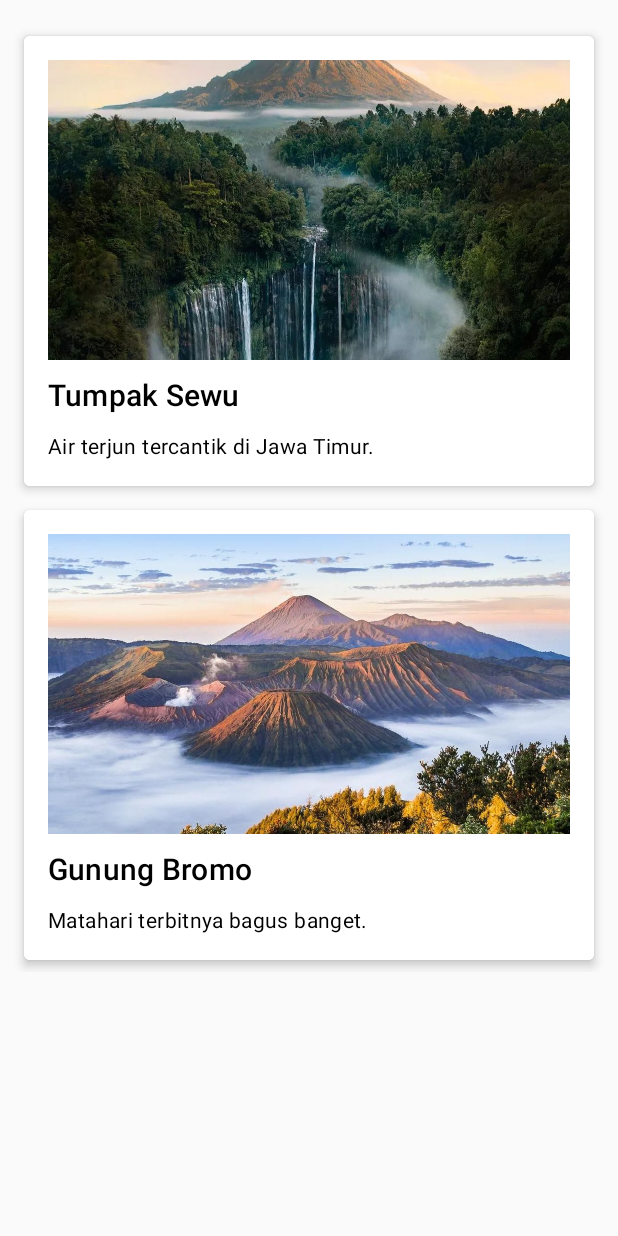
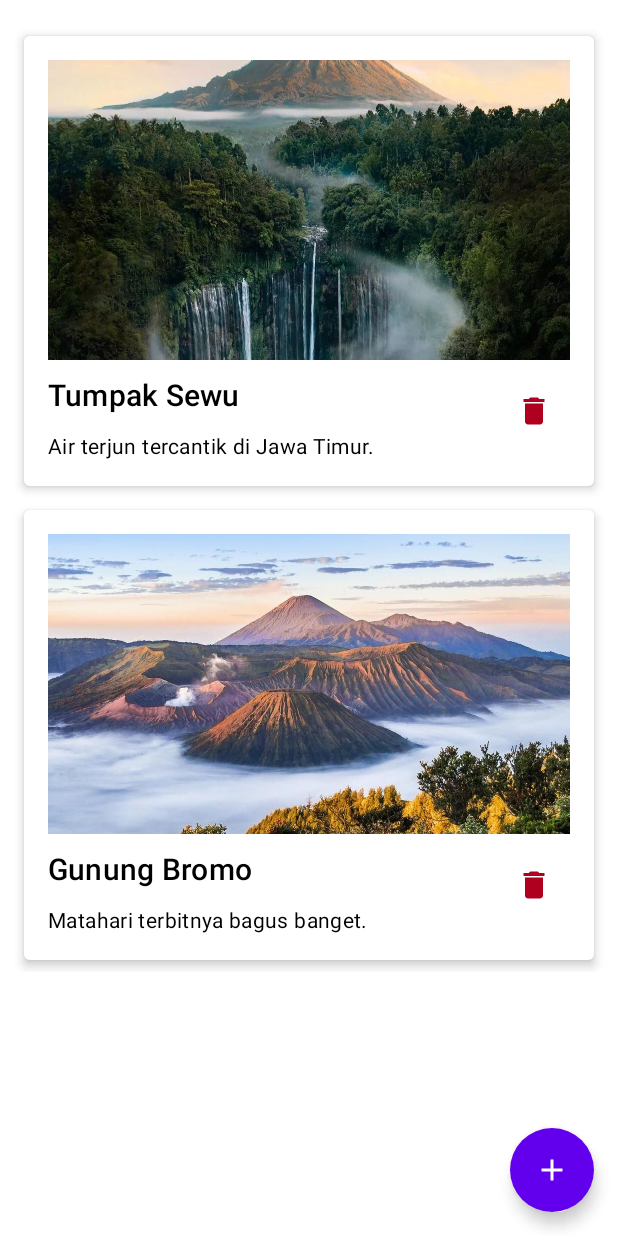
Before and after one commit to harrymx1/Travelupa, an Android app built with Jetpack Compose: the screen it shows after launch (MainActivity), on a phone screen of 412 x 824 dp. Run offline under Robolectric (Android 15) with nearby library versions, the phone set to English and light mode, and no system bars.

Commit message:
Bab 4: Implementasi UI State, Dialog Tambah Data, dan Fitur Hapus

```diff
--- a/app/build.gradle.kts
+++ b/app/build.gradle.kts
@@ -50,6 +50,7 @@ dependencies {
     implementation(libs.androidx.ui.tooling.preview)
     implementation(libs.androidx.material3)
     implementation("androidx.compose.material:material:1.6.0")
+    implementation("io.coil-kt:coil-compose:2.4.0")
     testImplementation(libs.junit)
     androidTestImplementation(libs.androidx.junit)
     androidTestImplementation(libs.androidx.espresso.core)
--- a/app/src/main/java/com/papb/travelupa/MainActivity.kt
+++ b/app/src/main/java/com/papb/travelupa/MainActivity.kt
@@ -1,21 +1,32 @@
 package com.papb.travelupa
 
+import android.net.Uri
 import android.os.Bundle
 import androidx.activity.ComponentActivity
+import androidx.activity.compose.rememberLauncherForActivityResult
 import androidx.activity.compose.setContent
+import androidx.activity.result.contract.ActivityResultContracts
 import androidx.compose.foundation.Image
 import androidx.compose.foundation.background
+import androidx.compose.foundation.clickable
 import androidx.compose.foundation.layout.*
 import androidx.compose.foundation.lazy.LazyColumn
 import androidx.compose.foundation.lazy.items
 import androidx.compose.material.*
-import androidx.compose.runtime.Composable
+import androidx.compose.material.icons.Icons
+import androidx.compose.material.icons.filled.Add
+import androidx.compose.material.icons.filled.Delete
+import androidx.compose.runtime.*
 import androidx.compose.ui.Alignment
 import androidx.compose.ui.Modifier
+import androidx.compose.ui.graphics.Color
 import androidx.compose.ui.layout.ContentScale
+import androidx.compose.ui.platform.LocalContext
 import androidx.compose.ui.res.painterResource
 import androidx.compose.ui.text.style.TextAlign
 import androidx.compose.ui.unit.dp
+import coil.compose.rememberAsyncImagePainter
+import coil.request.ImageRequest
 import com.papb.travelupa.ui.theme.TravelupaTheme
 
 class MainActivity : ComponentActivity() {
@@ -29,95 +40,89 @@ class MainActivity : ComponentActivity() {
     }
 }
 
-// --- BAGIAN 1: UI Greeting (Dari Bab 2) ---
+// 1. Update Data Class: Mendukung Gambar Resource (bawaan) & URI (dari galeri)
+data class TempatWisata(
+    val nama: String,
+    val deskripsi: String,
+    val gambarUriString: String? = null,
+    val gambarResId: Int? = null
+)
+
 @Composable
-fun GreetingScreen() {
-    Box(
-        modifier = Modifier.fillMaxSize(),
-        contentAlignment = Alignment.Center
+fun RekomendasiTempatScreen() {
+    // STATE: Daftar wisata yang bisa berubah (bertambah/berkurang)
+    var daftarTempatWisata by remember { mutableStateOf(listOf(
+        TempatWisata("Tumpak Sewu", "Air terjun tercantik di Jawa Timur.", null, R.drawable.tumpak_sewu),
+        TempatWisata("Gunung Bromo", "Matahari terbitnya bagus banget.", null, R.drawable.gunung_bromo)
+    )) }
+
+    // STATE: Mengontrol kapan dialog muncul
+    var showTambahDialog by remember { mutableStateOf(false) }
+
+    Scaffold(
+        floatingActionButton = {
+            FloatingActionButton(
+                onClick = { showTambahDialog = true },
+                backgroundColor = MaterialTheme.colors.primary
             ) {
-        Column(
-            horizontalAlignment = Alignment.CenterHorizontally,
+                Icon(Icons.Filled.Add, contentDescription = "Tambah Tempat Wisata")
+            }
+        }
+    ) { paddingValues ->
+        // TAMPILAN LIST
+        LazyColumn(
             modifier = Modifier
-                .fillMaxWidth()
+                .padding(paddingValues)
                 .padding(16.dp)
         ) {
-            Text(
-                text = "Selamat Datang di Travelupa!",
-                style = MaterialTheme.typography.h4,
-                textAlign = TextAlign.Center
-            )
-            Spacer(modifier = Modifier.height(16.dp))
-            Text(
-                text = "Solusi buat kamu yang lupa kemana-mana",
-                style = MaterialTheme.typography.h6,
-                textAlign = TextAlign.Center
+            items(daftarTempatWisata) { tempat ->
+                TempatItemEditable(
+                    tempat = tempat,
+                    onDelete = {
+                        // Logika Hapus Data
+                        daftarTempatWisata = daftarTempatWisata.filter { it != tempat }
+                    }
                 )
             }
-        Button(
-            onClick = { /*TODO*/ },
-            modifier = Modifier
-                .width(360.dp)
-                .align(Alignment.BottomCenter)
-                .padding(bottom = 16.dp)
-        ) {
-            Text(text = "Mulai")
+        }
+
+        // TAMPILAN DIALOG (Muncul jika showTambahDialog = true)
+        if (showTambahDialog) {
+            TambahTempatWisataDialog(
+                onDismiss = { showTambahDialog = false },
+                onTambah = { nama, deskripsi, gambarUri ->
+                    val uriString = gambarUri?.toString()
+                    val newTempat = TempatWisata(nama, deskripsi, uriString, null)
+                    daftarTempatWisata = daftarTempatWisata + newTempat
+                    showTambahDialog = false
+                }
+            )
         }
     }
 }
 
-// --- BAGIAN 2: Data & UI Baru untuk Bab 3 ---
-
-// 1. Model Data
-data class TempatWisata(
-    val nama: String,
-    val deskripsi: String,
-    val gambar: Int
-)
-
-// 2. Dummy Data (Daftar Wisata)
-val daftarTempatWisata = listOf(
-    TempatWisata(
-        "Tumpak Sewu",
-        "Air terjun tercantik di Jawa Timur.",
-        R.drawable.tumpak_sewu
-    ),
-    TempatWisata(
-        "Gunung Bromo",
-        "Matahari terbitnya bagus banget.",
-        R.drawable.gunung_bromo
-    )
-)
-
-// 3. Screen Utama: LazyColumn (Daftar Scrollable)
 @Composable
-fun RekomendasiTempatScreen() {
-    LazyColumn(
-        modifier = Modifier.padding(16.dp)
-    ) {
-        items(daftarTempatWisata) { tempat ->
-            TempatItem(tempat)
-        }
-    }
-}
-
-// 4. Item List: Card Design
-@Composable
-fun TempatItem(tempat: TempatWisata) {
+fun TempatItemEditable(tempat: TempatWisata, onDelete: () -> Unit) {
     Card(
         modifier = Modifier
             .fillMaxWidth()
             .padding(vertical = 8.dp),
         elevation = 4.dp
     ) {
-        Column(
-            modifier = Modifier
-                .background(MaterialTheme.colors.surface)
-                .padding(16.dp)
-        ) {
-            // Gambar Wisata
+        Column(modifier = Modifier.padding(16.dp)) {
+            // Logika Menampilkan Gambar (Bisa dari URI Galeri atau Resource Drawable)
+            val painter = if (tempat.gambarUriString != null) {
+                rememberAsyncImagePainter(
+                    ImageRequest.Builder(LocalContext.current).data(data = Uri.parse(tempat.gambarUriString)).build()
+                )
+            } else if (tempat.gambarResId != null) {
+                painterResource(id = tempat.gambarResId)
+            } else {
+                painterResource(id = R.drawable.ic_launcher_background)
+            }
+
             Image(
-                painter = painterResource(id = tempat.gambar),
+                painter = painter,
                 contentDescription = tempat.nama,
                 modifier = Modifier
                     .fillMaxWidth()
@@ -125,19 +130,111 @@ fun TempatItem(tempat: TempatWisata) {
                 contentScale = ContentScale.Crop
             )
 
-            // Nama Tempat
+            Row(
+                modifier = Modifier.fillMaxWidth(),
+                horizontalArrangement = Arrangement.SpaceBetween,
+                verticalAlignment = Alignment.CenterVertically
+            ) {
+                Column(modifier = Modifier.weight(1f)) {
                     Text(
                         text = tempat.nama,
                         style = MaterialTheme.typography.h6,
                         modifier = Modifier.padding(bottom = 8.dp, top = 12.dp)
                     )
-
-            // Deskripsi Tempat
                     Text(
                         text = tempat.deskripsi,
                         style = MaterialTheme.typography.body2,
                         modifier = Modifier.padding(top = 4.dp)
                     )
                 }
+                // Tombol Hapus
+                IconButton(onClick = onDelete) {
+                    Icon(
+                        Icons.Filled.Delete,
+                        contentDescription = "Hapus",
+                        tint = MaterialTheme.colors.error
+                    )
                 }
             }
+        }
+    }
+}
+
+@Composable
+fun TambahTempatWisataDialog(
+    onDismiss: () -> Unit,
+    onTambah: (String, String, Uri?) -> Unit
+) {
+    var nama by remember { mutableStateOf("") }
+    var deskripsi by remember { mutableStateOf("") }
+    var gambarUri by remember { mutableStateOf<Uri?>(null) }
+
+    // Launcher untuk membuka Galeri HP
+    val gambarLauncher = rememberLauncherForActivityResult(
+        contract = ActivityResultContracts.GetContent()
+    ) { uri: Uri? ->
+        gambarUri = uri
+    }
+
+    AlertDialog(
+        onDismissRequest = onDismiss,
+        title = { Text("Tambah Tempat Wisata Baru") },
+        text = {
+            Column {
+                TextField(
+                    value = nama,
+                    onValueChange = { nama = it },
+                    label = { Text("Nama Tempat") },
+                    modifier = Modifier.fillMaxWidth()
+                )
+                Spacer(modifier = Modifier.height(8.dp))
+                TextField(
+                    value = deskripsi,
+                    onValueChange = { deskripsi = it },
+                    label = { Text("Deskripsi") },
+                    modifier = Modifier.fillMaxWidth()
+                )
+                Spacer(modifier = Modifier.height(8.dp))
+
+                // Area Preview Gambar yang dipilih
+                if (gambarUri != null) {
+                    Image(
+                        painter = rememberAsyncImagePainter(model = gambarUri),
+                        contentDescription = "Selected Image",
+                        modifier = Modifier
+                            .fillMaxWidth()
+                            .height(200.dp)
+                            .clickable { gambarLauncher.launch("image/*") },
+                        contentScale = ContentScale.Crop
+                    )
+                } else {
+                    Button(
+                        onClick = { gambarLauncher.launch("image/*") },
+                        modifier = Modifier.fillMaxWidth()
+                    ) {
+                        Text("Pilih Gambar")
+                    }
+                }
+            }
+        },
+        confirmButton = {
+            Button(
+                onClick = {
+                    if (nama.isNotBlank() && deskripsi.isNotBlank()) {
+                        onTambah(nama, deskripsi, gambarUri)
+                    }
+                }
+            ) {
+                Text("Tambah")
+            }
+        },
+        dismissButton = {
+            Button(
+                onClick = onDismiss,
+                colors = ButtonDefaults.buttonColors(backgroundColor = MaterialTheme.colors.surface)
+            ) {
+                Text("Batal")
+            }
+        }
+    )
+}
```
Also changed, not shown: app/src/main/res/drawable/gunung_buthak.jpeg (added). Lines whose indentation alone changed are shown as unchanged.
